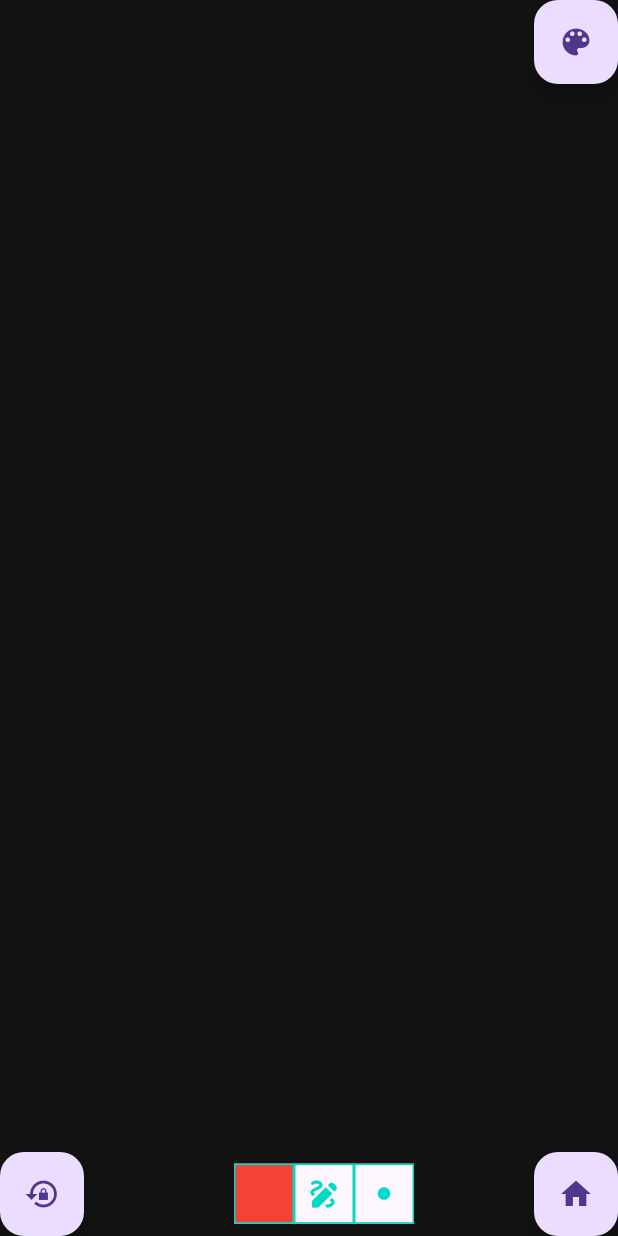
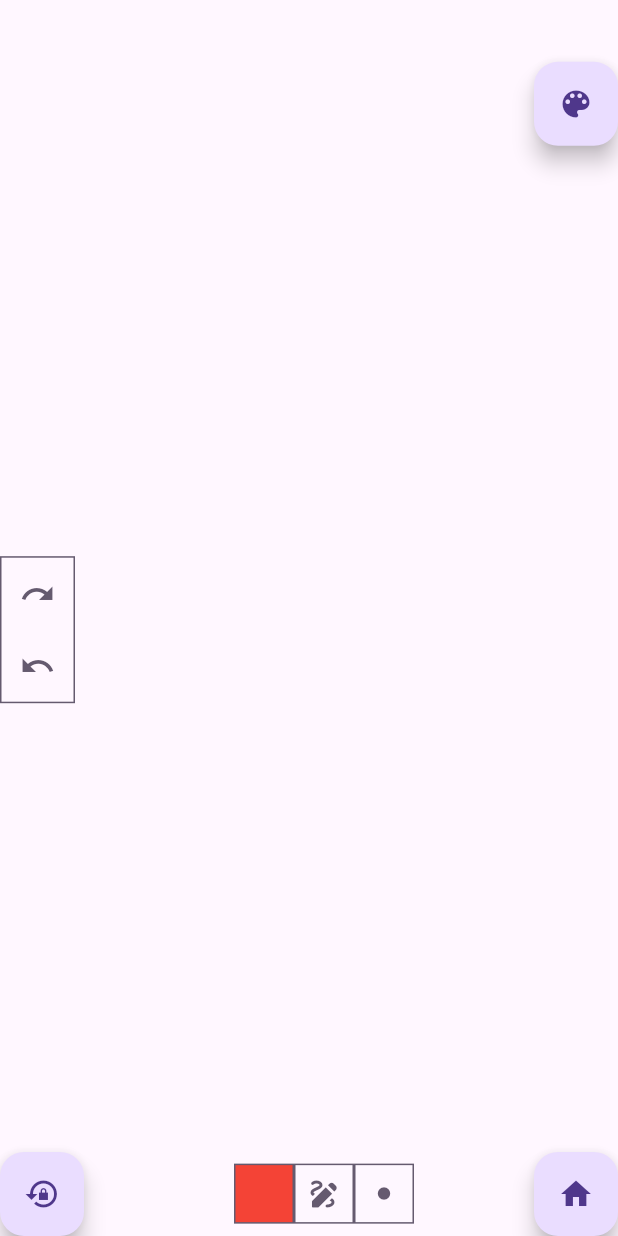
Before and after one commit to Demohstens/Sketchspace, a Flutter app: the screen it shows after launch, after a tap on an icon or button, on a phone screen of 412 x 824 dp. Run offline on Flutter 3.47's test engine with Material 3 defaults, Android fonts, the phone set to English and light mode, and no system bars.

Commit message:
Fixed theming, undo/redo

```diff
--- a/lib/classes/Settings.dart
+++ b/lib/classes/Settings.dart
@@ -1,22 +1,43 @@
 import 'package:flutter/material.dart';
 
 class Settings with ChangeNotifier {
+  static const Color mainColor = Color(0xffbb86fc);
+
   // Theme and Color Settings
-  Color background = ColorScheme.dark().surfaceDim;
-  Color primaryColor = ColorScheme.dark().primary;
-  Color secondaryColor = ColorScheme.dark().secondary;
-  Color tertiaryColor = ColorScheme.dark().tertiary;
   ThemeMode themeMode = ThemeMode.system;
+  Brightness brightness =
+      ThemeMode.system == ThemeMode.dark ? Brightness.dark : Brightness.light;
+  ColorScheme scheme = ColorScheme.fromSeed(
+      seedColor: mainColor,
+      brightness: ThemeMode.system == ThemeMode.dark
+          ? Brightness.dark
+          : Brightness.light);
+  late Color _background;
+  late Color _primaryColor;
+  late Color _secondaryColor;
+  late Color _tertiaryColor;
+
+  Settings() {
+    themeMode = ThemeMode.system;
+    _background = colorScheme.surface;
+    _primaryColor = colorScheme.primary;
+    _secondaryColor = colorScheme.secondary;
+    _tertiaryColor = colorScheme.tertiary;
+  }
 
   bool get darkModeEnabled => themeMode == ThemeMode.dark;
+  ColorScheme get colorScheme => scheme;
+  Color get background => _background;
+  Color get primaryColor => _primaryColor;
+  Color get secondaryColor => _secondaryColor;
+  Color get tertiaryColor => _tertiaryColor;
 
   void toggleDarkMode() {
     themeMode = themeMode == ThemeMode.dark ? ThemeMode.light : ThemeMode.dark;
-    Color mainColor = Color(0xffbb86fc);
-    Brightness brightness =
+    brightness =
         themeMode == ThemeMode.dark ? Brightness.dark : Brightness.light;
-    ColorScheme scheme =
-        ColorScheme.fromSeed(seedColor: mainColor, brightness: brightness);
+    scheme = ColorScheme.fromSeed(seedColor: mainColor, brightness: brightness);
+
     switch (themeMode) {
       case ThemeMode.light:
         scheme = ColorScheme.fromSeed(
@@ -27,10 +48,10 @@ class Settings with ChangeNotifier {
       case ThemeMode.system:
         break;
     }
-    background = scheme.surfaceDim;
-    primaryColor = scheme.primary;
-    secondaryColor = scheme.secondary;
-    tertiaryColor = scheme.tertiary;
+    _background = scheme.surface;
+    _primaryColor = scheme.primary;
+    _secondaryColor = scheme.secondary;
+    _tertiaryColor = scheme.tertiary;
 
     notifyListeners();
   }
--- a/lib/components/brush_menu.dart
+++ b/lib/components/brush_menu.dart
@@ -1,7 +1,6 @@
 import 'package:demo_space/classes/drawing_context.dart';
 import 'package:demo_space/classes/settings.dart';
 import 'package:flutter/material.dart';
-import 'package:path/path.dart';
 import 'package:provider/provider.dart';
 
 // possible to use menu anchor instead?
@@ -22,7 +21,7 @@ class BrushMenu extends StatelessWidget {
           borderRadius: BorderRadius.circular(10),
           borderSide: BorderSide(),
         ),
-        position: PopupMenuPosition.under,
+        position: PopupMenuPosition.over,
         initialValue: ColorToColotButton(context.read<DrawingContext>().color),
         onSelected: (ColorButton result) {
           context
@@ -52,7 +51,7 @@ class BrushMenu extends StatelessWidget {
           borderRadius: BorderRadius.circular(10),
           borderSide: BorderSide(),
         ),
-        position: PopupMenuPosition.under,
+        position: PopupMenuPosition.over,
         onSelected: (Mode result) {
           context.read<DrawingContext>().changeMode(result);
         },
--- a/lib/pages/canvas.dart
+++ b/lib/pages/canvas.dart
@@ -45,7 +45,7 @@ class CanvasPage extends StatelessWidget {
         ),
         // Toggle Dark mode button
         Positioned(
-            top: 0,
+            top: MediaQuery.of(context).size.height * 0.05,
             right: 0,
             child: FloatingActionButton(
                 heroTag: "darkmode",
@@ -68,6 +68,33 @@ class CanvasPage extends StatelessWidget {
             child: Icon(Icons.lock_reset_sharp),
           ),
         ),
+        // Redo/undo
+        Positioned(
+            top: MediaQuery.of(context).size.height * 0.45,
+            child: Container(
+                decoration: BoxDecoration(
+                    color: context.read<Settings>().background,
+                    border: Border.all(
+                        width: 1,
+                        color: context.watch<Settings>().secondaryColor)),
+                child: Column(children: [
+                  // Redo Button
+                  IconButton(
+                      onPressed: () {
+                        context.read<DrawingContext>().redo();
+                      },
+                      icon: Icon(Icons.redo,
+                          color: context.read<Settings>().secondaryColor)),
+                  // Undo Button
+                  IconButton(
+                      onPressed: () {
+                        context.read<DrawingContext>().undo();
+                      },
+                      icon: Icon(
+                        Icons.undo,
+                        color: context.read<Settings>().secondaryColor,
+                      )),
+                ]))),
       ],
     );
   }
--- a/lib/stroke_selector/paint_selector.dart
+++ b/lib/stroke_selector/paint_selector.dart
@@ -43,7 +43,7 @@ class _Painter extends CustomPainter {
       return;
     }
     Paint shadowPaint = Paint()
-      ..color = Colors.black.withOpacity(0.5)
+      ..color = Color.fromARGB(255, 0, 0, 0).withOpacity(0.5)
       ..strokeWidth = paint.strokeWidth + 5
       ..style = PaintingStyle.stroke;
     Path shadowPath = Path()..moveTo(points.first.dx, points.first.dy);
```
Also changed, not shown: lib/classes/drawing_context.dart (+42 -4 lines), 1 other file.
